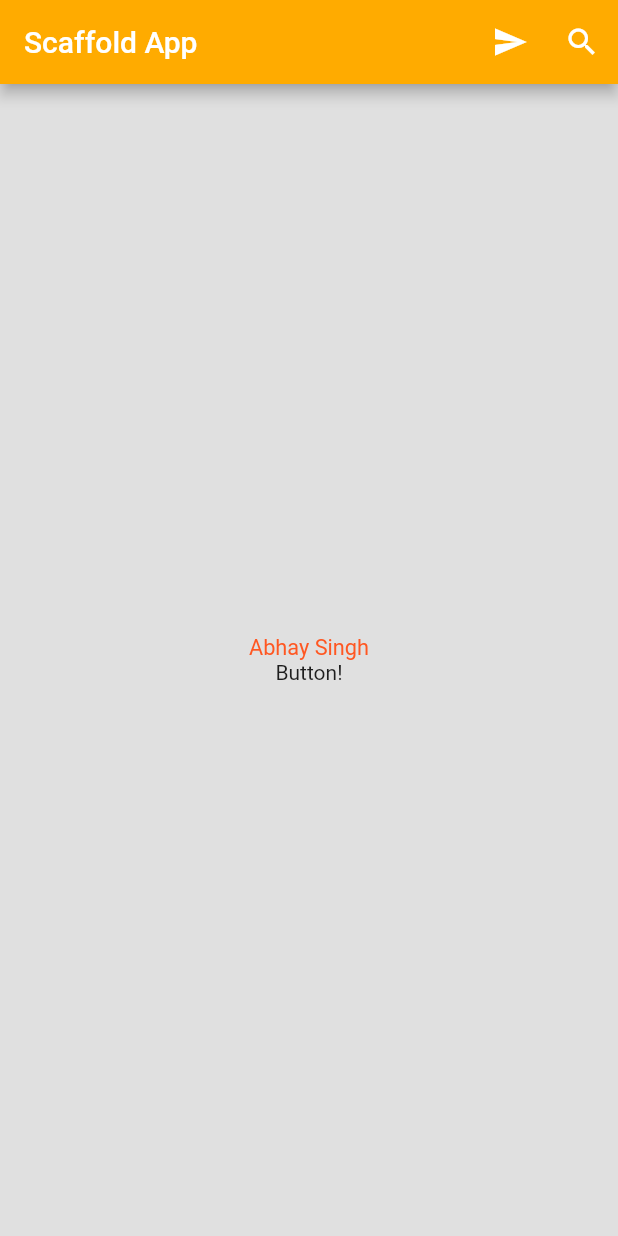
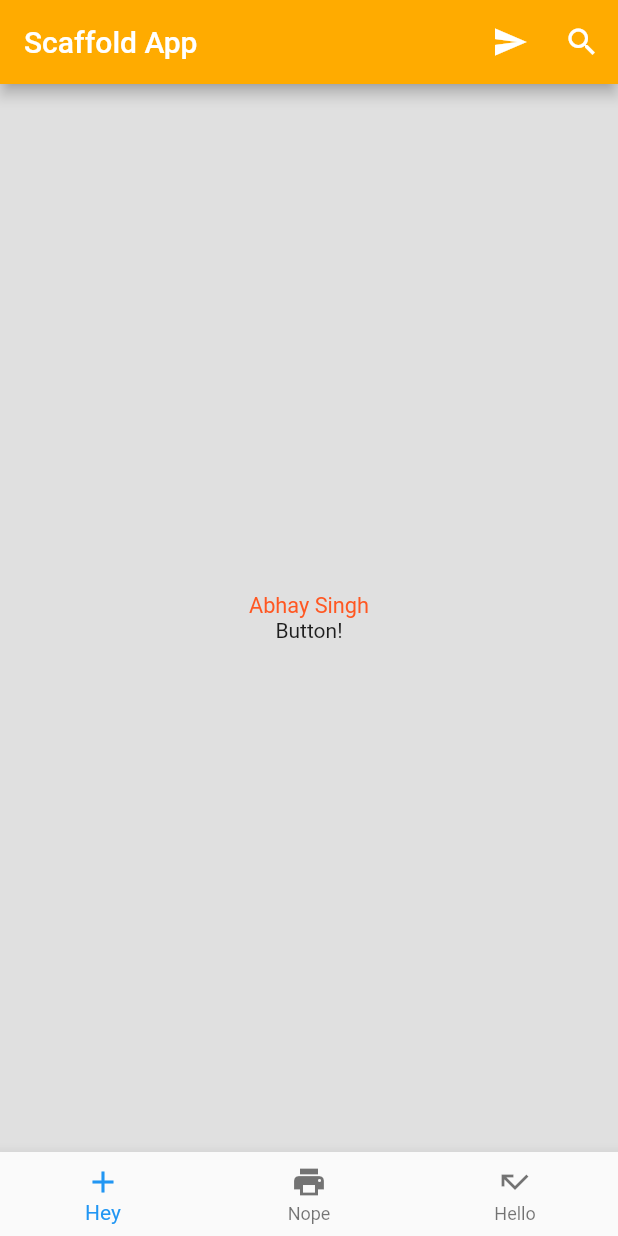
Before and after one commit to Abhaybsingh19w33/udemy-flutter-course-revision, a Flutter app: the screen it shows after launch, on a phone screen of 412 x 824 dp. Run offline on Flutter 3.47's test engine with Material 2 defaults, Android fonts, the light colour scheme and no system bars; missing offline and left inert: dart:html.

Commit message:
part 3 bottom navigation bar

```diff
--- a/10_intro_scaffold/lib/ui/home.dart
+++ b/10_intro_scaffold/lib/ui/home.dart
@@ -70,23 +70,20 @@ class Home extends StatelessWidget {
       //   child: Icon(Icons.call_missed),
       // ),
 
-      // // part 3 ----------------------------------------
-      // // adding bottom navigator
-      // bottomNavigationBar: BottomNavigationBar(
-      //   // passing list of bottom navigation bar items
-      //   items: const [
-      //     BottomNavigationBarItem(
-      //         // adding icon, title
-      //         icon: Icon(Icons.add),
-      //         label: "Hey"),
-      //     BottomNavigationBarItem(icon: Icon(Icons.print), title: Text("Nope")),
-      //     BottomNavigationBarItem(
-      //         icon: Icon(Icons.call_missed), title: Text("Hello"))
-      //   ],
-      //   // here printing the index of the button which we had tapped
-      //   // first button has index 1 and so on
-      //   onTap: (int i) => debugPrint("Hey Touched $i"),
-      // ),
+      // part 3 ----------------------------------------
+      // adding bottom navigator
+      bottomNavigationBar: BottomNavigationBar(
+        // passing list of bottom navigation bar items
+        items: const [
+          // adding icon, title now changed to label
+          BottomNavigationBarItem(icon: Icon(Icons.add), label: "Hey"),
+          BottomNavigationBarItem(icon: Icon(Icons.print), label: "Nope"),
+          BottomNavigationBarItem(icon: Icon(Icons.call_missed), label: "Hello")
+        ],
+        // here printing the index of the button which we had tapped
+        // first button has index 1 and so on
+        onTap: (int i) => debugPrint("Hey Touched $i"),
+      ),
     );
   }
 }
```
